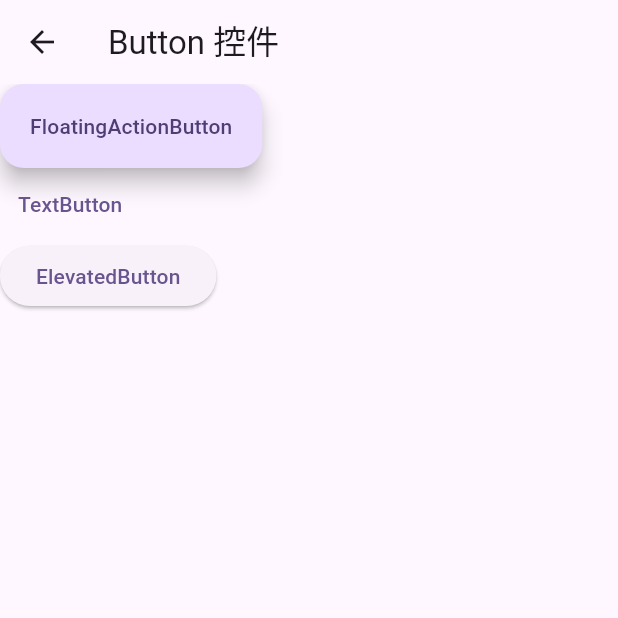
After one commit to innovatorCL/MyFirstFlutter, a Flutter app: the ButtonRoute screen opened directly, on a phone screen of 412 x 824 dp, the top half of it. The commit adds this screen. Run offline on Flutter 3.47's test engine with Material 2 defaults, Android fonts, the phone set to English and light mode, and no system bars.

Commit message:
添加button样式

```diff
--- /dev/null
+++ b/lib/button_page.dart
@@ -0,0 +1,24 @@
+import 'package:flutter/material.dart';
+
+class ButtonRoute extends StatelessWidget {
+
+  @override
+  Widget build(BuildContext context) {
+
+    return Scaffold(
+      appBar: AppBar(
+        title: const Text("Button 控件"),
+      ),
+      body: Column(
+        //测试Row对齐方式，排除Column默认居中对齐的干扰
+        crossAxisAlignment: CrossAxisAlignment.start,
+        children: <Widget>[
+          //根据文本宽度自适应
+          FloatingActionButton.extended(onPressed: () => print('FloatingActionButton pressed'),label: Text('FloatingActionButton'),),
+          TextButton(onPressed: () => print('TextButton pressed'),child: Text('TextButton'),),
+          ElevatedButton(onPressed: () => print("ElevatedButton pressed"), child: Text('ElevatedButton'))
+        ],
+      )
+    );
+  }
+}
--- a/lib/main.dart
+++ b/lib/main.dart
@@ -4,6 +4,7 @@ import 'package:myfirstflutter/image_route.dart' deferred as image_page;
 import 'package:myfirstflutter/constraints_page.dart' deferred as constraints_page;
 import 'package:myfirstflutter/linear_page.dart' deferred as linear_page;
 import 'package:myfirstflutter/richtext_page.dart' deferred as richtext_page;
+import 'package:myfirstflutter/button_page.dart' deferred as button_page;
 
 void main() => runApp(const MyApp());
 
@@ -254,5 +255,10 @@ Map<String, WidgetBuilder> routers = {
     return ContainerAsyncRouterPage(richtext_page.loadLibrary(), (context) {
       return richtext_page.RichTextRoute();
     });
-  }
+  },
+  "按钮": (context) {
+    return ContainerAsyncRouterPage(button_page.loadLibrary(), (context) {
+      return button_page.ButtonRoute();
+    });
+  },
 };
--- a/lib/richtext_page.dart
+++ b/lib/richtext_page.dart
@@ -11,7 +11,7 @@ class RichTextRoute extends StatelessWidget {
 
     return Scaffold(
       appBar: AppBar(
-        title: Text("Row、Column"),
+        title: const Text("富文本使用"),
       ),
       // body: Text(
       //   '文本是视图系统中的常见控件，用来显示一段特定样式的字符串，就比如Android里的TextView，或是iOS中的UILabel。',
```
Also changed, not shown: lib/image_route.dart (+12 -3 lines).
